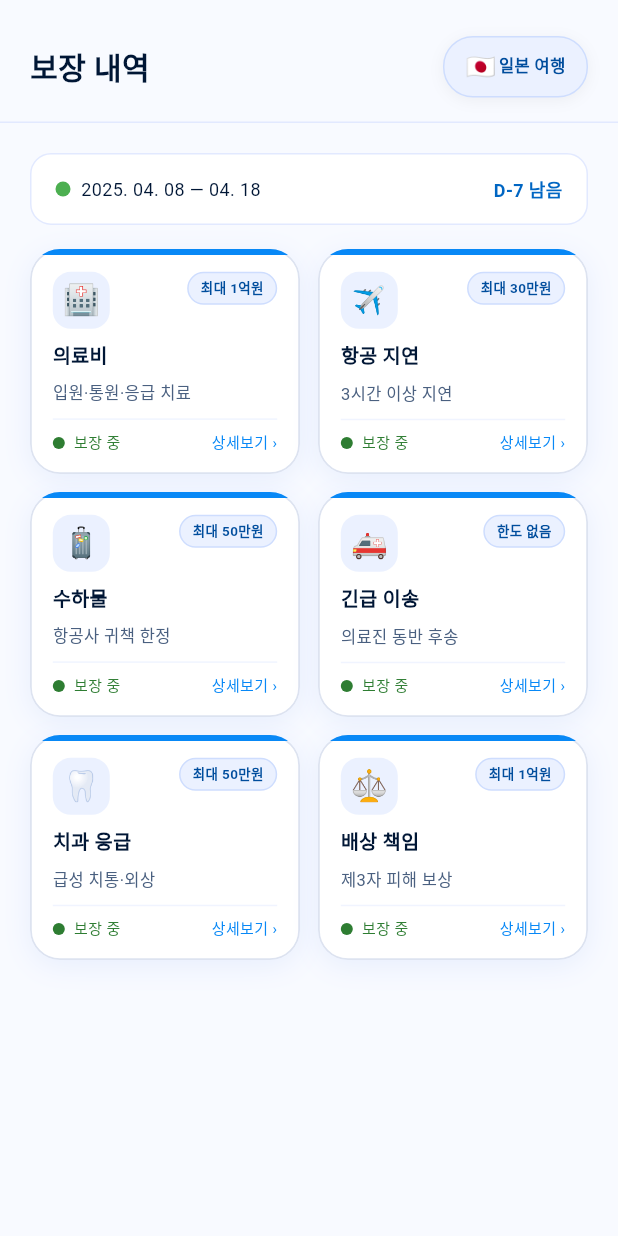
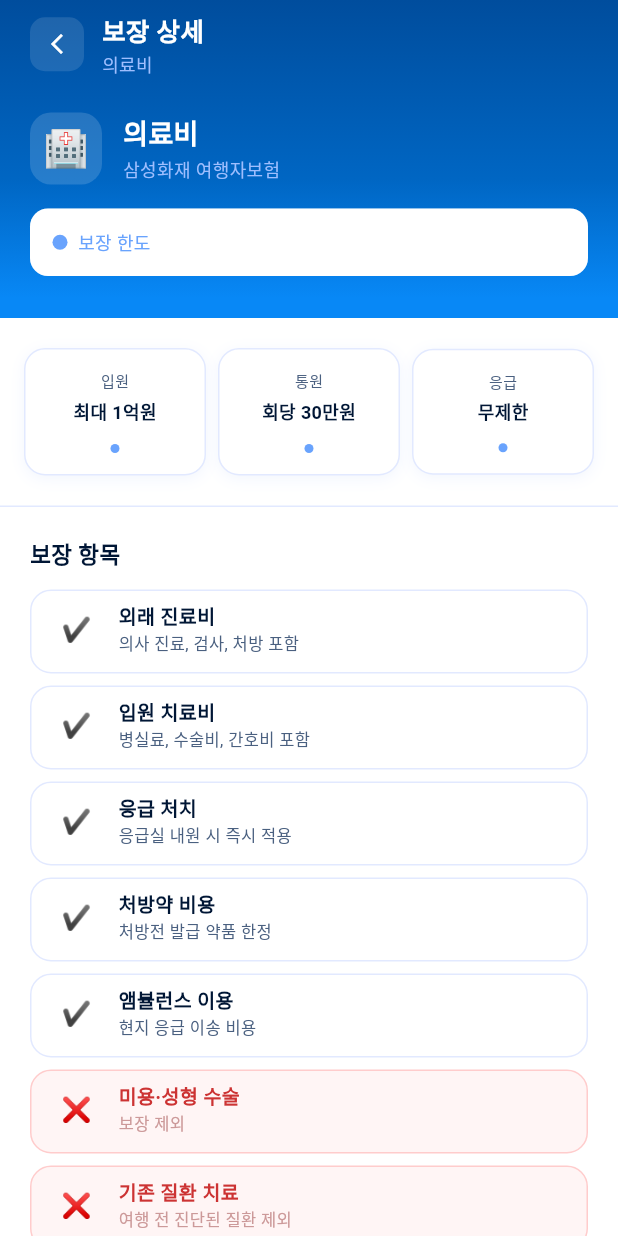
Before and after one commit to Crazy-Capstone/Polight-frontend, a Flutter app: the CoverageScreen screen opened directly, after a tap on "상세보기 ›", on a phone screen of 412 x 824 dp. Run offline on Flutter 3.47's test engine with Material 3 defaults, Android fonts, the phone set to English and light mode, and no system bars; our stand-ins replace flutter_svg, geocoding, geolocator, google_fonts.

Commit message:
[Feat]보장 세부 내역 UI 구현

```diff
--- /dev/null
+++ b/lib/screens/coverage_detail_screen.dart
@@ -0,0 +1,416 @@
+import 'package:flutter/material.dart';
+import 'package:flutter/services.dart';
+
+// ── 데이터 모델 ───────────────────────────────────────────────
+class SummaryItem {
+  final String label;
+  final String value;
+  const SummaryItem({required this.label, required this.value});
+}
+
+class DetailItem {
+  final String title;
+  final String subtitle;
+  final bool isCovered;
+  const DetailItem({
+    required this.title,
+    required this.subtitle,
+    required this.isCovered,
+  });
+}
+
+// ── 화면 ─────────────────────────────────────────────────────
+class CoverageDetailScreen extends StatelessWidget {
+  final String emoji;
+  final String coverageTitle;
+  final String insurer;
+  final String maxLimit;
+  final List<SummaryItem> summaryItems;
+  final List<DetailItem> detailItems;
+
+  const CoverageDetailScreen({
+    super.key,
+    required this.emoji,
+    required this.coverageTitle,
+    required this.insurer,
+    required this.maxLimit,
+    required this.summaryItems,
+    required this.detailItems,
+  });
+
+  @override
+  Widget build(BuildContext context) {
+    return AnnotatedRegion<SystemUiOverlayStyle>(
+      value: SystemUiOverlayStyle.light,
+      child: Scaffold(
+        backgroundColor: Colors.white,
+        body: Column(
+          children: [
+            _BlueHeader(
+              emoji: emoji,
+              coverageTitle: coverageTitle,
+              insurer: insurer,
+              maxLimit: maxLimit,
+            ),
+            Expanded(
+              child: SingleChildScrollView(
+                child: Column(
+                  crossAxisAlignment: CrossAxisAlignment.start,
+                  children: [
+                    _SummarySection(items: summaryItems),
+                    const Divider(height: 1, thickness: 1, color: Color(0xFFE2E9FF)),
+                    _DetailSection(items: detailItems),
+                    const SizedBox(height: 32),
+                  ],
+                ),
+              ),
+            ),
+          ],
+        ),
+      ),
+    );
+  }
+}
+
+// ── 파란 헤더 영역 ────────────────────────────────────────────
+class _BlueHeader extends StatelessWidget {
+  final String emoji;
+  final String coverageTitle;
+  final String insurer;
+  final String maxLimit;
+
+  const _BlueHeader({
+    required this.emoji,
+    required this.coverageTitle,
+    required this.insurer,
+    required this.maxLimit,
+  });
+
+  @override
+  Widget build(BuildContext context) {
+    final topPadding = MediaQuery.of(context).padding.top;
+    return Container(
+      decoration: const BoxDecoration(
+        gradient: LinearGradient(
+          begin: Alignment.topCenter,
+          end: Alignment.bottomCenter,
+          stops: [0.0, 0.563, 0.9383],
+          colors: [
+            Color(0xFF004D9D),
+            Color(0xFF0066C3),
+            Color(0xFF0888F6),
+          ],
+        ),
+        borderRadius: BorderRadius.only(
+          bottomLeft: Radius.circular(0),
+          bottomRight: Radius.circular(0),
+        ),
+      ),
+      padding: EdgeInsets.fromLTRB(20, topPadding + 8, 20, 28),
+      child: Column(
+        crossAxisAlignment: CrossAxisAlignment.start,
+        children: [
+          // 앱바 행
+          Row(
+            children: [
+              GestureDetector(
+                onTap: () => Navigator.pop(context),
+                child: Container(
+                  width: 36,
+                  height: 36,
+                  decoration: BoxDecoration(
+                    color: Colors.white.withValues(alpha: 0.12),
+                    borderRadius: BorderRadius.circular(10),
+                  ),
+                  child: const Icon(
+                    Icons.arrow_back_ios_new,
+                    color: Colors.white,
+                    size: 16,
+                  ),
+                ),
+              ),
+              const SizedBox(width: 12),
+              Column(
+                crossAxisAlignment: CrossAxisAlignment.start,
+                children: [
+                  const Text(
+                    '보장 상세',
+                    style: TextStyle(
+                      fontSize: 17,
+                      fontWeight: FontWeight.w700,
+                      color: Colors.white,
+                    ),
+                  ),
+                  Text(
+                    coverageTitle,
+                    style: TextStyle(
+                      fontSize: 12,
+                      fontWeight: FontWeight.w400,
+                      color: Color(0xFF9EBEFE),
+                    ),
+                  ),
+                ],
+              ),
+            ],
+          ),
+
+          const SizedBox(height: 24),
+
+          // 보험 정보 카드
+          Row(
+            children: [
+              Container(
+                width: 48,
+                height: 48,
+                decoration: BoxDecoration(
+                  color: Colors.white.withValues(alpha: 0.15),
+                  borderRadius: BorderRadius.circular(14),
+                ),
+                child: Center(
+                  child: Text(emoji, style: const TextStyle(fontSize: 24)),
+                ),
+              ),
+              const SizedBox(width: 14),
+              Column(
+                crossAxisAlignment: CrossAxisAlignment.start,
+                children: [
+                  Text(
+                    coverageTitle,
+                    style: const TextStyle(
+                      fontSize: 18,
+                      fontWeight: FontWeight.w700,
+                      color: Colors.white,
+                    ),
+                  ),
+                  const SizedBox(height: 2),
+                  Text(
+                    insurer,
+                    style: TextStyle(
+                      fontSize: 12,
+                      color: Color(0xFF9EBEFE),
+                      fontWeight: FontWeight.w400,
+                    ),
+                  ),
+                ],
+              ),
+            ],
+          ),
+
+          const SizedBox(height: 16),
+
+          // 보장 한도 바
+          Container(
+            padding: const EdgeInsets.symmetric(horizontal: 14, vertical: 11),
+            decoration: BoxDecoration(
+              color: Colors.white,
+              borderRadius: BorderRadius.circular(12),
+              border: Border.all(
+                color: Colors.white.withValues(alpha: 0.3),
+                width: 1,
+              ),
+            ),
+            child: Row(
+              children: [
+                Container(
+                  width: 10,
+                  height: 10,
+                  decoration: const BoxDecoration(
+                    color: Color(0xFF69A3FD),
+                    shape: BoxShape.circle,
+                  ),
+                ),
+                const SizedBox(width: 7),
+                Text(
+                  '보장 한도',
+                  style: TextStyle(
+                    fontSize: 12,
+                    color: Color(0xFF69A3FD),
+                    fontWeight: FontWeight.w400,
+                  ),
+                ),
+                const Spacer(),
+                Text(
+                  maxLimit,
+                  style: const TextStyle(
+                    fontSize: 14,
+                    fontWeight: FontWeight.w700,
+                    color: Colors.white,
+                  ),
+                ),
+              ],
+            ),
+          ),
+        ],
+      ),
+    );
+  }
+}
+
+// ── 요약 섹션 (카드 3개) ─────────────────────────────────────
+class _SummarySection extends StatelessWidget {
+  final List<SummaryItem> items;
+  const _SummarySection({required this.items});
+
+  @override
+  Widget build(BuildContext context) {
+    return Padding(
+      padding: const EdgeInsets.fromLTRB(16, 20, 16, 20),
+      child: Row(
+        children: List.generate(items.length * 2 - 1, (i) {
+          if (i.isOdd) return const SizedBox(width: 8);
+          final item = items[i ~/ 2];
+          return Expanded(
+            child: Container(
+              padding: const EdgeInsets.symmetric(vertical: 14),
+              decoration: BoxDecoration(
+                color: Colors.white,
+                borderRadius: BorderRadius.circular(14),
+                border: Border.all(color: const Color(0xFFE2E9FF), width: 1),
+                boxShadow: [
+                  BoxShadow(
+                    color: const Color(0xFF2563EB).withValues(alpha: 0.06),
+                    blurRadius: 8,
+                    offset: const Offset(0, 2),
+                  ),
+                ],
+              ),
+              child: Column(
+                mainAxisAlignment: MainAxisAlignment.center,
+                children: [
+                  Text(
+                    item.label,
+                    style: const TextStyle(
+                      fontSize: 10,
+                      color: Color(0xFF4A6080),
+                      fontWeight: FontWeight.w400,
+                    ),
+                  ),
+                  const SizedBox(height: 4),
+                  Text(
+                    item.value,
+                    style: const TextStyle(
+                      fontSize: 12,
+                      fontWeight: FontWeight.w700,
+                      color: Color(0xFF001635),
+                    ),
+                  ),
+                  const SizedBox(height: 13),
+                  Container(
+                    width: 6,
+                    height: 6,
+                    decoration: const BoxDecoration(
+                      color: Color(0xFF69A3FD),
+                      shape: BoxShape.circle,
+                    ),
+                  ),
+                ],
+              ),
+            ),
+          );
+        }),
+      ),
+    );
+  }
+}
+
+// ── 보장 항목 섹션 ────────────────────────────────────────────
+class _DetailSection extends StatelessWidget {
+  final List<DetailItem> items;
+  const _DetailSection({required this.items});
+
+  @override
+  Widget build(BuildContext context) {
+    return Padding(
+      padding: const EdgeInsets.fromLTRB(20, 20, 20, 0),
+      child: Column(
+        crossAxisAlignment: CrossAxisAlignment.start,
+        children: [
+          const Text(
+            '보장 항목',
+            style: TextStyle(
+              fontSize: 15,
+              fontWeight: FontWeight.w700,
+              color: Color(0xFF001635),
+            ),
+          ),
+          const SizedBox(height: 12),
+          ...items.map((item) => _DetailItemRow(item: item)),
+        ],
+      ),
+    );
+  }
+}
+
+class _DetailItemRow extends StatelessWidget {
+  final DetailItem item;
+  const _DetailItemRow({required this.item});
+
+  @override
+  Widget build(BuildContext context) {
+    return Container(
+      margin: const EdgeInsets.only(bottom: 8),
+      padding: const EdgeInsets.fromLTRB(14, 7, 14, 10),
+      decoration: BoxDecoration(
+        color: item.isCovered
+            ? Colors.white
+            : const Color(0xFFFFF5F5),
+        borderRadius: BorderRadius.circular(14),
+        border: Border.all(
+          color: item.isCovered
+              ? const Color(0xFFE2E9FF)
+              : const Color(0xFFFFCCCC),
+          width: 1,
+        ),
+      ),
+      child: Row(
+        children: [
+          Container(
+            width: 32,
+            height: 32,
+            decoration: BoxDecoration(
+              color: item.isCovered
+                  ? const Color(0xFFFFFFFF)
+                  : const Color(0xFFFFF5F5),
+              borderRadius: BorderRadius.circular(9),
+            ),
+            child: Center(
+              child: Text(
+                item.isCovered ? '✔️' : '❌',
+                style: const TextStyle(fontSize: 16),
+              ),
+            ),
+          ),
+          const SizedBox(width: 12),
+          Expanded(
+            child: Column(
+              crossAxisAlignment: CrossAxisAlignment.start,
+              children: [
+                Text(
+                  item.title,
+                  style: TextStyle(
+                    fontSize: 13,
+                    fontWeight: FontWeight.w700,
+                    color: item.isCovered
+                        ? const Color(0xFF001635)
+                        : const Color(0xFFCC3333),
+                  ),
+                ),
+                const SizedBox(height: 0),
+                Text(
+                  item.subtitle,
+                  style: TextStyle(
+                    fontSize: 11,
+                    fontWeight: FontWeight.w400,
+                    color: item.isCovered
+                        ? const Color(0xFF4A6080)
+                        : const Color(0xFFCC9999),
+                  ),
+                ),
+              ],
+            ),
+          ),
+        ],
+      ),
+    );
+  }
+}
--- a/lib/screens/coverage_screen.dart
+++ b/lib/screens/coverage_screen.dart
@@ -1,4 +1,5 @@
 import 'package:flutter/material.dart';
+import 'coverage_detail_screen.dart';
 
 void main() {
   runApp(const MyApp());
@@ -29,6 +30,9 @@ class CoverageItem {
   final String subtitle;
   final String limitLabel;
   final bool isCovered;
+  final String insurer;
+  final List<SummaryItem> summaryItems;
+  final List<DetailItem> detailItems;
 
   const CoverageItem({
     required this.emoji,
@@ -36,6 +40,9 @@ class CoverageItem {
     required this.subtitle,
     required this.limitLabel,
     this.isCovered = true,
+    this.insurer = '삼성화재 여행자보험',
+    this.summaryItems = const [],
+    this.detailItems = const [],
   });
 }
 
@@ -49,36 +56,107 @@ class CoverageScreen extends StatelessWidget {
       title: '의료비',
       subtitle: '입원·통원·응급 치료',
       limitLabel: '최대 1억원',
+      insurer: '삼성화재 여행자보험',
+      summaryItems: [
+        SummaryItem(label: '입원', value: '최대 1억원'),
+        SummaryItem(label: '통원', value: '회당 30만원'),
+        SummaryItem(label: '응급', value: '무제한'),
+      ],
+      detailItems: [
+        DetailItem(title: '외래 진료비', subtitle: '의사 진료, 검사, 처방 포함', isCovered: true),
+        DetailItem(title: '입원 치료비', subtitle: '병실료, 수술비, 간호비 포함', isCovered: true),
+        DetailItem(title: '응급 처치', subtitle: '응급실 내원 시 즉시 적용', isCovered: true),
+        DetailItem(title: '처방약 비용', subtitle: '처방전 발급 약품 한정', isCovered: true),
+        DetailItem(title: '앰뷸런스 이용', subtitle: '현지 응급 이송 비용', isCovered: true),
+        DetailItem(title: '미용·성형 수술', subtitle: '보장 제외', isCovered: false),
+        DetailItem(title: '기존 질환 치료', subtitle: '여행 전 진단된 질환 제외', isCovered: false),
+      ],
     ),
     CoverageItem(
       emoji: '✈️',
       title: '항공 지연',
       subtitle: '3시간 이상 지연',
       limitLabel: '최대 30만원',
+      insurer: '삼성화재 여행자보험',
+      summaryItems: [
+        SummaryItem(label: '지연', value: '최대 30만원'),
+        SummaryItem(label: '결항', value: '최대 50만원'),
+        SummaryItem(label: '대기', value: '3시간 이상'),
+      ],
+      detailItems: [
+        DetailItem(title: '항공편 지연', subtitle: '3시간 이상 지연 시 적용', isCovered: true),
+        DetailItem(title: '항공편 결항', subtitle: '비자발적 결항에 한함', isCovered: true),
+        DetailItem(title: '자발적 취소', subtitle: '본인 사정에 의한 취소 제외', isCovered: false),
+      ],
     ),
     CoverageItem(
       emoji: '🧳',
       title: '수하물',
       subtitle: '항공사 귀책 한정',
       limitLabel: '최대 50만원',
+      insurer: '삼성화재 여행자보험',
+      summaryItems: [
+        SummaryItem(label: '분실', value: '최대 50만원'),
+        SummaryItem(label: '파손', value: '최대 30만원'),
+        SummaryItem(label: '지연', value: '최대 10만원'),
+      ],
+      detailItems: [
+        DetailItem(title: '수하물 분실', subtitle: '항공사 귀책 분실에 한함', isCovered: true),
+        DetailItem(title: '수하물 파손', subtitle: '항공사 과실에 의한 파손', isCovered: true),
+        DetailItem(title: '귀중품 분실', subtitle: '현금·유가증권 제외', isCovered: false),
+      ],
     ),
     CoverageItem(
       emoji: '🚑',
       title: '긴급 이송',
       subtitle: '의료진 동반 후송',
       limitLabel: '한도 없음',
+      insurer: '삼성화재 여행자보험',
+      summaryItems: [
+        SummaryItem(label: '이송비', value: '한도 없음'),
+        SummaryItem(label: '동반', value: '의료진'),
+        SummaryItem(label: '대상', value: '전 질환'),
+      ],
+      detailItems: [
+        DetailItem(title: '항공 이송', subtitle: '의료진 동반 본국 후송', isCovered: true),
+        DetailItem(title: '구급차 이용', subtitle: '현지 응급 이송 비용', isCovered: true),
+        DetailItem(title: '비응급 이송', subtitle: '의료상 필요 없는 이송 제외', isCovered: false),
+      ],
     ),
     CoverageItem(
       emoji: '🦷',
       title: '치과 응급',
       subtitle: '급성 치통·외상',
       limitLabel: '최대 50만원',
+      insurer: '삼성화재 여행자보험',
+      summaryItems: [
+        SummaryItem(label: '응급', value: '최대 50만원'),
+        SummaryItem(label: '외상', value: '포함'),
+        SummaryItem(label: '치통', value: '급성 한정'),
+      ],
+      detailItems: [
+        DetailItem(title: '급성 치통', subtitle: '여행 중 발생한 급성 치통', isCovered: true),
+        DetailItem(title: '치아 외상', subtitle: '사고에 의한 치아 파손', isCovered: true),
+        DetailItem(title: '교정·미용', subtitle: '교정 및 미용 목적 치료 제외', isCovered: false),
+      ],
     ),
     CoverageItem(
       emoji: '⚖️',
       title: '배상 책임',
       subtitle: '제3자 피해 보상',
       limitLabel: '최대 1억원',
+      insurer: '삼성화재 여행자보험',
+      summaryItems: [
+        SummaryItem(label: '대인', value: '최대 1억원'),
+        SummaryItem(label: '대물', value: '최대 500만원'),
+        SummaryItem(label: '공제', value: '1만원'),
+      ],
+      detailItems: [
+        DetailItem(title: '대인 배상', subtitle: '제3자 신체 피해 보상', isCovered: true),
+        DetailItem(title: '대물 배상', subtitle: '제3자 재물 피해 보상', isCovered: true),
+        DetailItem(title: '고의 사고', subtitle: '고의로 인한 사고 제외', isCovered: false),
+        DetailItem(title: '가족 간 사고', subtitle: '피보험자 가족 간 사고 제외', isCovered: false),
+      ],
     ),
   ];
 
@@ -364,7 +442,21 @@ class _CoverageCard extends StatelessWidget {
                         ],
                       ),
                       GestureDetector(
-                        onTap: () {},
+                        onTap: () {
+                          Navigator.push(
+                            context,
+                            MaterialPageRoute(
+                              builder: (_) => CoverageDetailScreen(
+                                emoji: item.emoji,
+                                coverageTitle: item.title,
+                                insurer: item.insurer,
+                                maxLimit: item.limitLabel,
+                                summaryItems: item.summaryItems,
+                                detailItems: item.detailItems,
+                              ),
+                            ),
+                          );
+                        },
                         child: const Text(
                           '상세보기 ›',
                           style: TextStyle(
```
